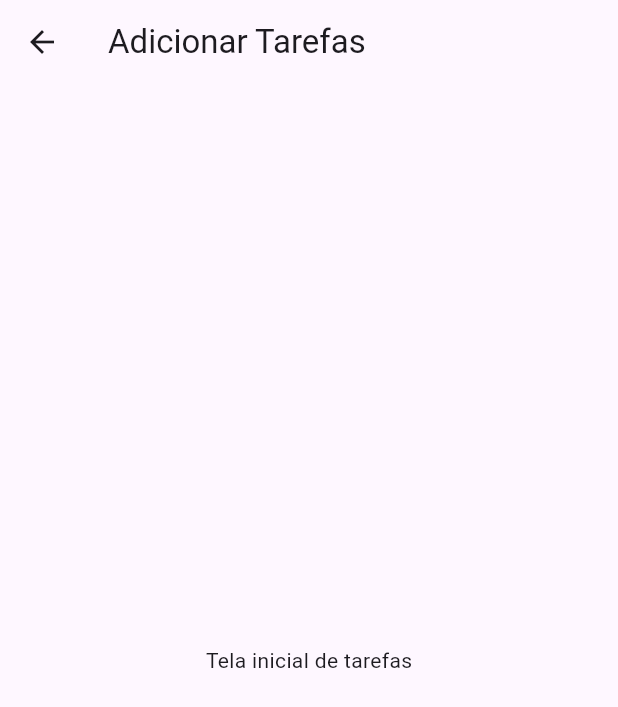
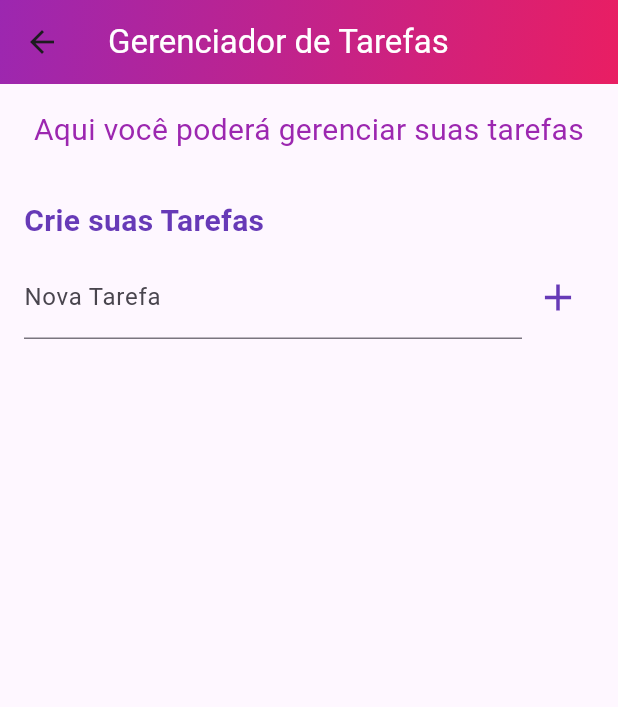
Before and after one commit to cristijung/flutter_complementar_vs15, a Flutter app: the InitialScreen screen opened directly, on a phone screen of 412 x 824 dp. Shown: the top 707 px of the screen. Run offline on Flutter 3.47's test engine with Material 3 defaults, Android fonts, the light colour scheme and no system bars.

Commit message:
criando estados

```diff
--- /dev/null
+++ b/lib/components/create_task.dart
@@ -0,0 +1,54 @@
+import 'package:flutter/material.dart';
+
+class CreateTask extends StatefulWidget {
+  final Function(String) addTask;
+
+  const CreateTask({Key? key, required this.addTask}) : super(key: key);
+
+  @override
+  _CreateTaskState createState() => _CreateTaskState();
+}
+
+class _CreateTaskState extends State<CreateTask> {
+  final TextEditingController _taskController = TextEditingController();
+
+  @override
+  Widget build(BuildContext context) {
+    return Padding(
+      padding: const EdgeInsets.all(16.0),
+      child: Column(
+        crossAxisAlignment: CrossAxisAlignment.start,
+        children: <Widget>[
+          Text(
+            'Crie suas Tarefas',
+            style: TextStyle(
+              fontSize: 20,
+              fontWeight: FontWeight.bold,
+              color: Colors.deepPurple,
+            ),
+          ),
+          const SizedBox(height: 8.0),
+          Row(
+            children: <Widget>[
+              Expanded(
+                child: TextField(
+                  controller: _taskController,
+                  decoration: const InputDecoration(labelText: 'Nova Tarefa'),
+                ),
+              ),
+              IconButton(
+                icon: const Icon(Icons.add, size: 30, color: Colors.deepPurple),
+                onPressed: () {
+                  if (_taskController.text.isNotEmpty) {
+                    widget.addTask(_taskController.text);
+                    _taskController.clear();
+                  }
+                },
+              ),
+            ],
+          ),
+        ],
+      ),
+    );
+  }
+}
--- /dev/null
+++ b/lib/components/task_list.dart
@@ -0,0 +1,43 @@
+import 'package:flutter/material.dart';
+
+class TaskList extends StatelessWidget {
+  final List<String> tasks;
+  final Function(int) onDelete;
+  final Function(int, String) onEdit;
+
+  const TaskList({
+    Key? key,
+    required this.tasks,
+    required this.onDelete,
+    required this.onEdit,
+  }) : super(key: key);
+
+  @override
+  Widget build(BuildContext context) {
+    return Expanded(
+      child: ListView.builder(
+        itemCount: tasks.length,
+        itemBuilder: (context, index) {
+          return ListTile(
+            title: Text(tasks[index]),
+            trailing: Row(
+              mainAxisSize: MainAxisSize.min,
+              children: <Widget>[
+                IconButton(
+                  icon: const Icon(Icons.edit),
+                  color: Colors.blue,
+                  onPressed: () => onEdit(index, tasks[index]),
+                ),
+                IconButton(
+                  icon: const Icon(Icons.delete),
+                  color: Colors.red,
+                  onPressed: () => onDelete(index),
+                ),
+              ],
+            ),
+          );
+        },
+      ),
+    );
+  }
+}
--- a/lib/screens/initial_screen.dart
+++ b/lib/screens/initial_screen.dart
@@ -1,16 +1,89 @@
 import 'package:flutter/material.dart';
+import '../components/create_task.dart';
+import '../components/task_list.dart';
+import '../components/edit_task.dart';
 
-class InitialScreen extends StatelessWidget {
-  const InitialScreen({super.key});
+class InitialScreen extends StatefulWidget {
+  const InitialScreen({Key? key}) : super(key: key);
+
+  @override
+  _InitialScreenState createState() => _InitialScreenState();
+}
+
+class _InitialScreenState extends State<InitialScreen> {
+  List<String> tasks = [];
+
+  void addTask(String task) {
+    setState(() {
+      tasks.add(task);
+    });
+  }
+
+  void deleteTask(int index) {
+    setState(() {
+      tasks.removeAt(index);
+    });
+  }
+
+  void editTask(int index, String newTask) {
+    setState(() {
+      tasks[index] = newTask;
+    });
+  }
+
+  void _showEditDialog(int index, String initialTask) {
+    showDialog(
+      context: context,
+      builder: (BuildContext context) {
+        return EditTask(
+          initialTask: initialTask,
+          onSave: (newTask) {
+            editTask(index, newTask);
+          },
+        );
+      },
+    );
+  }
 
   @override
   Widget build(BuildContext context) {
     return Scaffold(
       appBar: AppBar(
-        title: const Text('Adicionar Tarefas'),
+        title: const Text(
+          'Gerenciador de Tarefas',
+          style: TextStyle(color: Colors.white), // Texto branco
+        ),
+        flexibleSpace: Container(
+          decoration: const BoxDecoration(
+            gradient: LinearGradient(
+              colors: [Colors.purple, Colors.pink],
+              begin: Alignment.topLeft,
+              end: Alignment.bottomRight,
+            ),
+          ),
+        ),
       ),
-      body: const Center(
-        child: Text('Tela inicial de tarefas'),
+      body:Column(
+        children: <Widget>[
+          Padding(
+            padding: const EdgeInsets.all(16.0),
+            child: Text(
+              'Aqui você poderá gerenciar suas tarefas',
+              style: TextStyle(
+                fontSize: 20,
+                fontStyle: FontStyle.normal,
+                color: Colors.purple,
+              ),
+              textAlign: TextAlign.center,
+            ),
+          ),
+          CreateTask(addTask: addTask),
+          TaskList(
+            tasks: tasks,
+            onDelete: deleteTask,
+            onEdit: _showEditDialog,
+          ),
+        ],
       ),
     );
   }
--- a/pubspec.yaml
+++ b/pubspec.yaml
@@ -30,6 +30,8 @@ environment:
 dependencies:
   flutter:
     sdk: flutter
+  http: ^0.13.0
+  cached_network_image: ^3.0.0
 
   # The following adds the Cupertino Icons font to your application.
   # Use with the CupertinoIcons class for iOS style icons.
@@ -61,6 +63,9 @@ flutter:
   # assets:
   #   - images/a_dot_burr.jpeg
   #   - images/a_dot_ham.jpeg
+  assets:
+    - assets/home_img.jpeg
+
 
   # An image asset can refer to one or more resolution-specific "variants", see
   # https://flutter.dev/to/resolution-aware-images
```
Also changed, not shown: lib/components/edit_task.dart (added, +45 -0 lines), lib/screens/home_screen.dart (+34 -3 lines), assets/home_img.jpeg (added), pubspec.lock, 2 other files.
